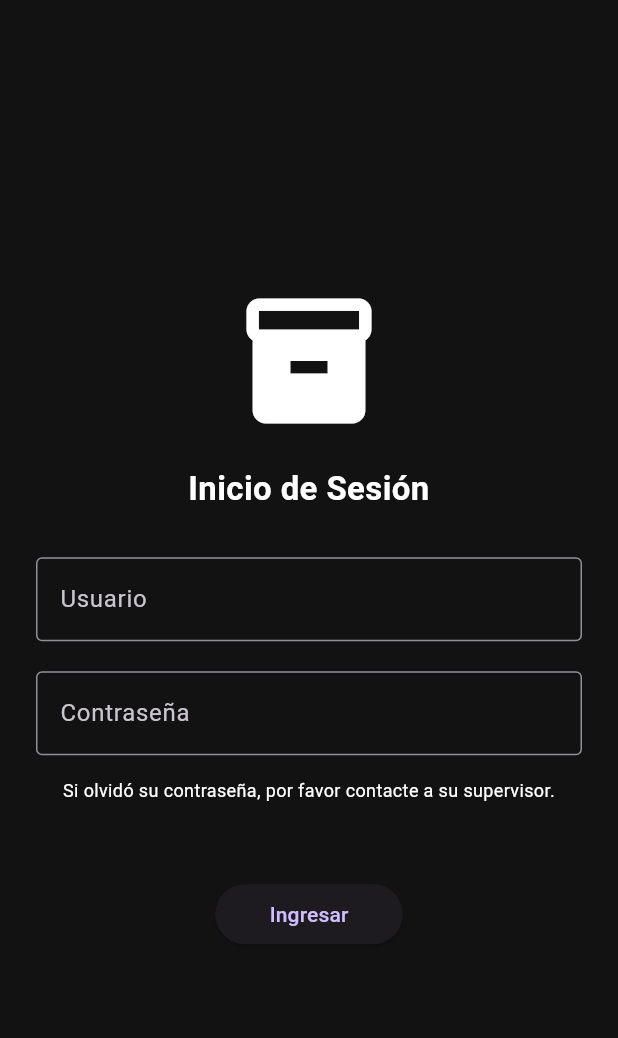
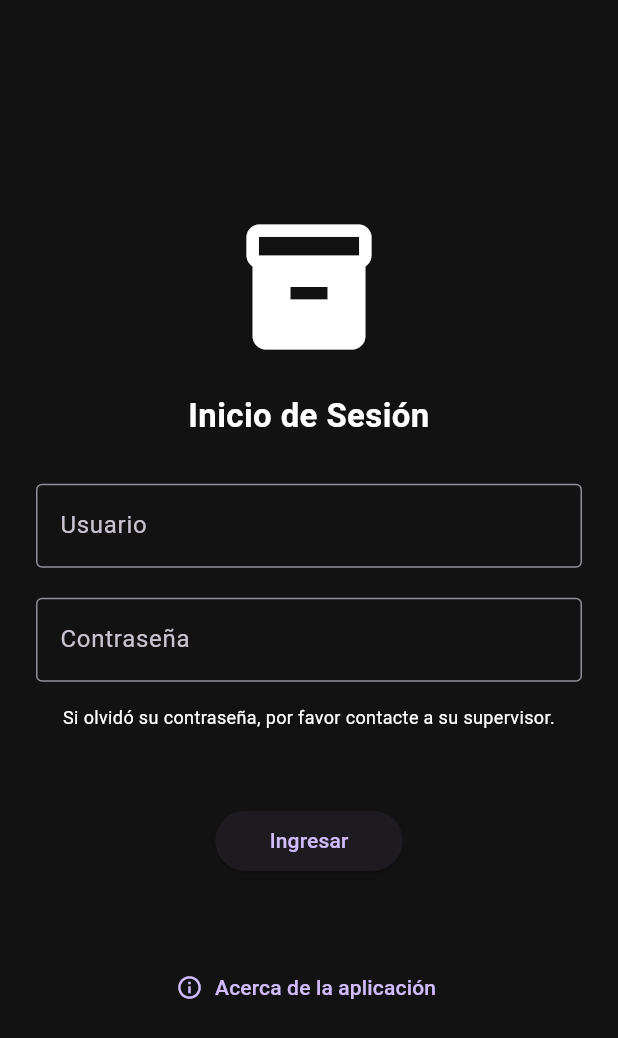
Before and after one commit to OtoOcar/Flutter_Basico, a Flutter app: the screen it shows after launch, on a phone screen of 412 x 824 dp. Shown: the top 1038 px of the screen. Run offline on Flutter 3.47's test engine with Material 3 defaults, Android fonts, the light colour scheme and no system bars; our stand-ins replace go_router.

Commit message:
Agregado Acerca de

```diff
--- a/lib/src/screens/inventory/inventory_screen.dart
+++ b/lib/src/screens/inventory/inventory_screen.dart
@@ -80,6 +80,7 @@ class _InventoryScreenState extends State<InventoryScreen> {
               if (value == 'theme') context.push('/theme');
               if (value == 'language') context.push('/language');
               if (value == 'profile') context.push('/profile');
+              if (value == 'about') context.push('/about');
               if (value == 'logout') context.go('/');
             },
             itemBuilder: (context) => const [
@@ -87,6 +88,7 @@ class _InventoryScreenState extends State<InventoryScreen> {
               PopupMenuItem(value: 'theme', child: Text('Temas')),
               PopupMenuItem(value: 'language', child: Text('Idioma')),
               PopupMenuItem(value: 'profile', child: Text('Perfil')),
+              PopupMenuItem(value: 'about', child: Text('Acerca de')),
               PopupMenuItem(value: 'logout', child: Text('Cerrar sesión')),
             ],
           ),
--- a/lib/src/screens/login/login_screen.dart
+++ b/lib/src/screens/login/login_screen.dart
@@ -72,6 +72,17 @@ class LoginScreen extends StatelessWidget {
                   ),
                 ),
               ),
+
+              const SizedBox(height: 50),
+
+              //Botón Acerca de
+              TextButton.icon(
+                onPressed: () {
+                  context.push('/about');
+                },
+                icon: const Icon(Icons.info_outline),
+                label: const Text('Acerca de la aplicación'),
+              ),
             ],
           ),
         ),
```
Also changed, not shown: lib/src/routes/app_router.dart (+4 -8 lines), lib/src/screens/about/about_screen.dart (added, +52 -0 lines).
